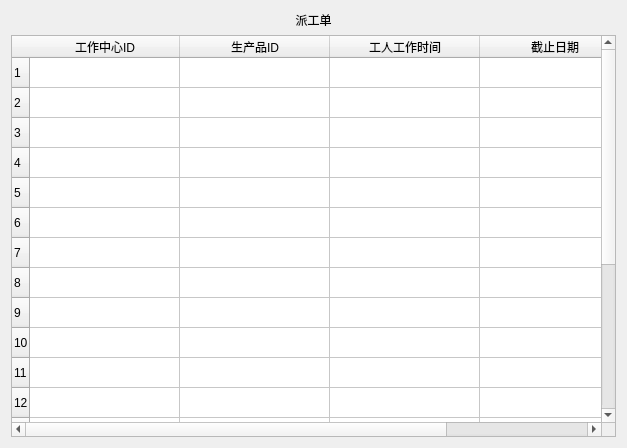
First picture: the form in jh/code/table-Worker.ui, repository joker20020/ERP, before the edit.
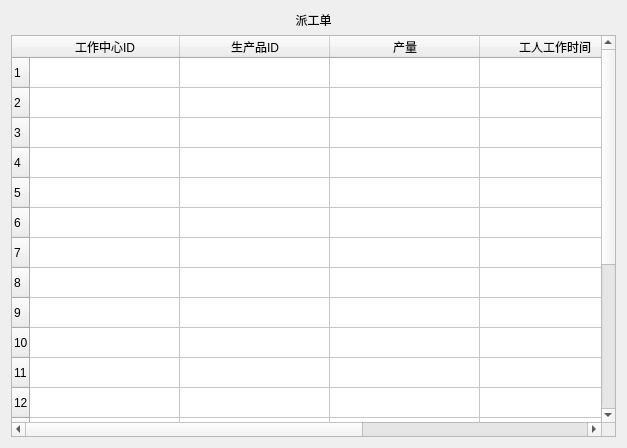
Second picture: the form after the edit.

The edit to the form file:
```diff
--- a/jh/code/table-Worker.ui
+++ b/jh/code/table-Worker.ui
@@ -71,6 +71,11 @@
        <string>生产品ID</string>
       </property>
      </column>
+     <column>
+      <property name="text">
+       <string>产量</string>
+      </property>
+     </column>
      <column>
       <property name="text">
        <string>工人工作时间</string>
```
